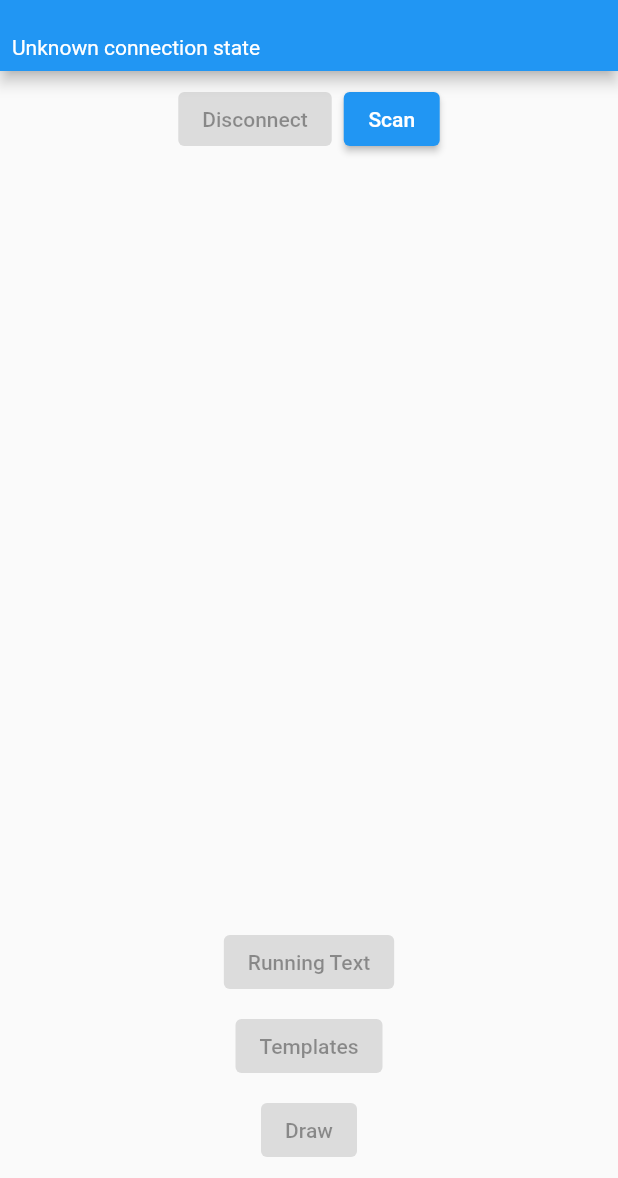
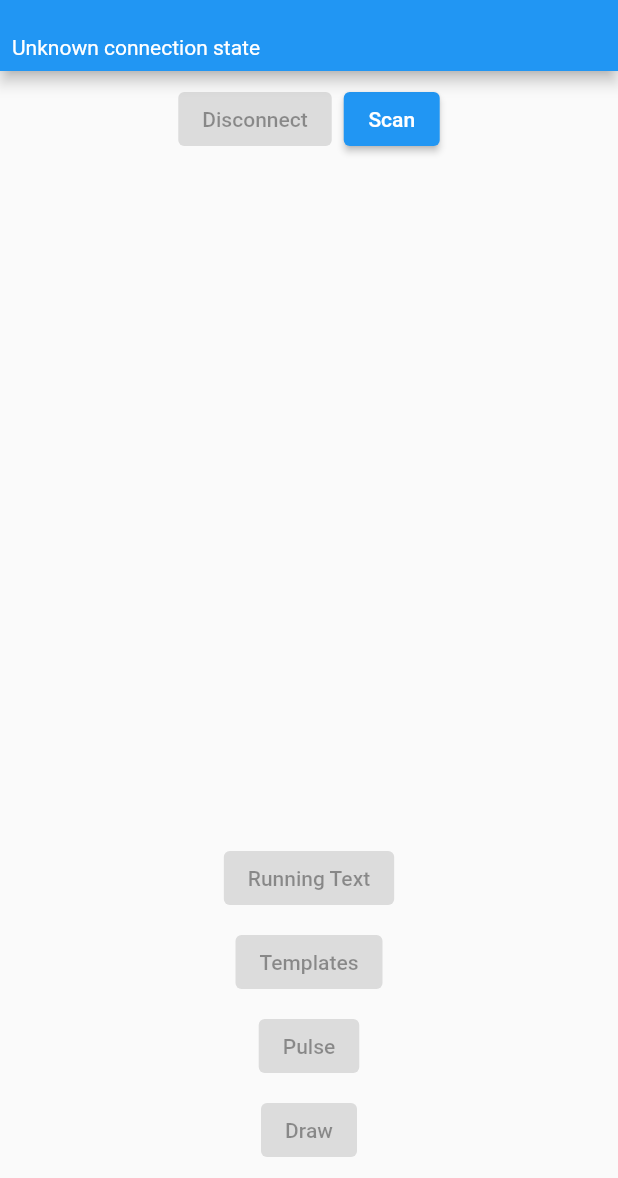
Before and after one commit to mishkov/cyber-jacket-app, a Flutter app: the screen it shows after launch, on a phone screen of 412 x 824 dp, the part 58-1236 px from its top. Run offline on Flutter 3.47's test engine with Material 2 defaults, Android fonts, the phone set to English and light mode, and no system bars; our stand-ins replace flutter_bloc, flutter_bluetooth_serial, sqflite; accounts and stored records are empty.

Commit message:
Add navigation to pulse mode screen

```diff
--- a/lib/main.dart
+++ b/lib/main.dart
@@ -1,6 +1,7 @@
 import 'package:cyber_jacket/database.dart' as localdb;
 import 'package:cyber_jacket/draw_mode_screen.dart';
 import 'package:cyber_jacket/connection_provider.dart';
+import 'package:cyber_jacket/pulse_mode_screen.dart';
 import 'package:cyber_jacket/running_text_mode_screen.dart';
 import 'package:cyber_jacket/templates_screen.dart';
 import 'package:flutter/material.dart';
@@ -44,6 +45,8 @@ class MyApp extends StatelessWidget {
               return const TemplatesScreen();
             } else if (routeSettings.name == RunningTextModeScreen.route) {
               return const RunningTextModeScreen();
+            } else if (routeSettings.name == PulseModeScreen.route) {
+              return const PulseModeScreen();
             } else {
               return const MyHomePage();
             }
@@ -172,6 +175,17 @@ class _MyHomePageState extends State<MyHomePage> {
                                   }
                                 : null,
                         child: const Text('Templates'),
+                      ),
+                      const SizedBox(height: 8),
+                      ElevatedButton(
+                        onPressed:
+                            state.status == BluetoothConnectionStatus.connected
+                                ? () {
+                                    Navigator.pushNamed(
+                                        context, PulseModeScreen.route);
+                                  }
+                                : null,
+                        child: const Text('Pulse'),
                       ),
                       const SizedBox(height: 8),
                       ElevatedButton(
```
